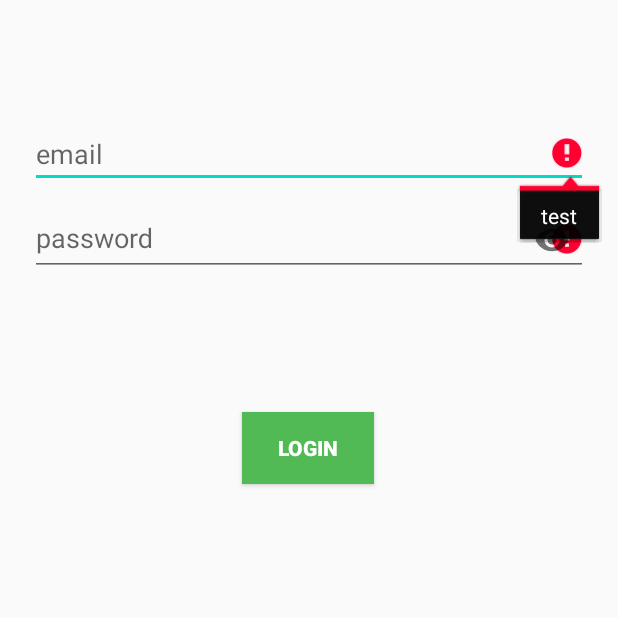
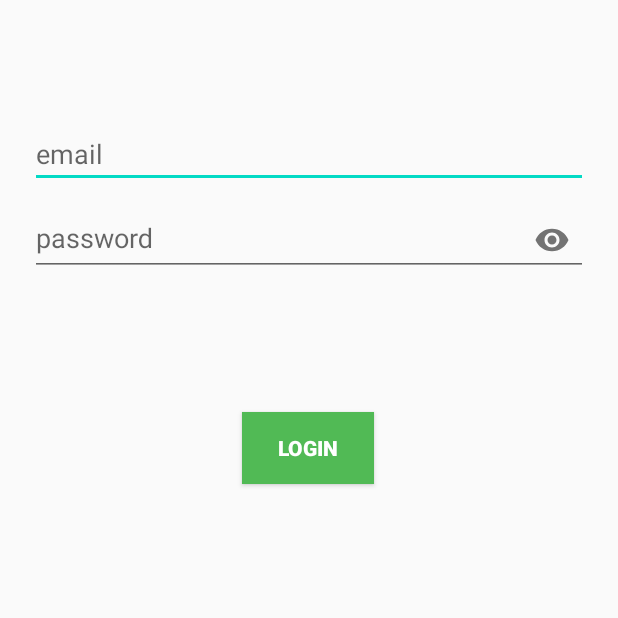
Before and after one commit to akaankshaguptat/Learning-Task, an Android app: the screen it shows after launch (MainActivity), on a phone screen of 412 x 824 dp, the top half of it. Run offline under Robolectric (Android 15) with nearby library versions, the phone set to English and light mode, and no system bars; our stand-ins replace data binding.

Commit message:
updated with progress bar and status class

```diff
--- a/app/src/main/java/com/example/login/model/CustomBindings.kt
+++ b/app/src/main/java/com/example/login/model/CustomBindings.kt
@@ -6,11 +6,14 @@ import androidx.databinding.BindingAdapter
 import androidx.lifecycle.MutableLiveData
 import com.google.android.material.textfield.TextInputEditText
 
-@BindingAdapter("error")
-fun bindingError(textInputEditText: TextInputEditText, errMsg:String){
-    if(errMsg!=""){
-        textInputEditText.setError(errMsg)
-    }
+@BindingAdapter("errorEmail")
+fun bindingErrorEmail(textInputEditText: TextInputEditText, errMsg:String?) {
+    textInputEditText.error = errMsg
+}
+@BindingAdapter("errorPwd")
+fun bindingErrorPwd(textInputEditText: TextInputEditText, errMsg:String?){
+    textInputEditText.error = errMsg
+
 
 
 
--- a/app/src/main/java/com/example/login/model/pojo/FieldError.kt
+++ /dev/null
@@ -1,4 +0,0 @@
-package com.example.login.model.pojo
-
-data class FieldError(var error: String) {
-}
--- a/app/src/main/res/layout/activity_main.xml
+++ b/app/src/main/res/layout/activity_main.xml
@@ -6,6 +6,9 @@
         <variable
             name="loginViewmodel"
             type="com.example.login.viewmodel.LoginViewmodel" />
+        <variable
+            name="loginactivity"
+            type="com.example.login.view.MainActivity" />
     </data>
     <androidx.constraintlayout.widget.ConstraintLayout
 
@@ -22,7 +25,7 @@
             android:hint="email"
             android:inputType="textEmailAddress"
             android:text="@={loginViewmodel.email}"
-            app:error="@{loginViewmodel.errorMsg}"
+            app:errorEmail="@{loginViewmodel.errorMsgEmail}"
             android:layout_marginTop="60dp"
             app:layout_constraintTop_toTopOf="parent"
             tools:layout_editor_absoluteX="0dp">
@@ -42,7 +45,7 @@
                 android:layout_height="wrap_content"
                 android:inputType="textPassword"
                 android:text="@={loginViewmodel.pwd}"
-                app:error="@{loginViewmodel.errorMsg}"
+                app:errorPwd="@{loginViewmodel.errorMsgPwd}"
                 android:hint="password">
             </com.google.android.material.textfield.TextInputEditText>
 
@@ -62,6 +65,20 @@
             app:layout_constraintTop_toBottomOf="@+id/passwordLayout"
             app:layout_constraintVertical_bias="0.158"></Button>
 
+        <ProgressBar
+            android:id="@+id/loginProgressBar"
+            style="?android:attr/progressBarStyle"
+            android:layout_width="wrap_content"
+            android:layout_height="wrap_content"
+            android:indeterminate="true"
+            android:visibility="invisible"
+            app:layout_constraintBottom_toBottomOf="parent"
+            app:layout_constraintEnd_toEndOf="parent"
+            app:layout_constraintHorizontal_bias="0.498"
+            app:layout_constraintStart_toStartOf="parent"
+            app:layout_constraintTop_toTopOf="parent"
+            app:layout_constraintVertical_bias="0.276" />
+
 
     </androidx.constraintlayout.widget.ConstraintLayout>
 
```
Also changed, not shown: app/src/main/java/com/example/login/view/MainActivity.kt (+27 -6 lines), app/src/main/java/com/example/login/viewmodel/LoginViewmodel.kt (+29 -15 lines).
